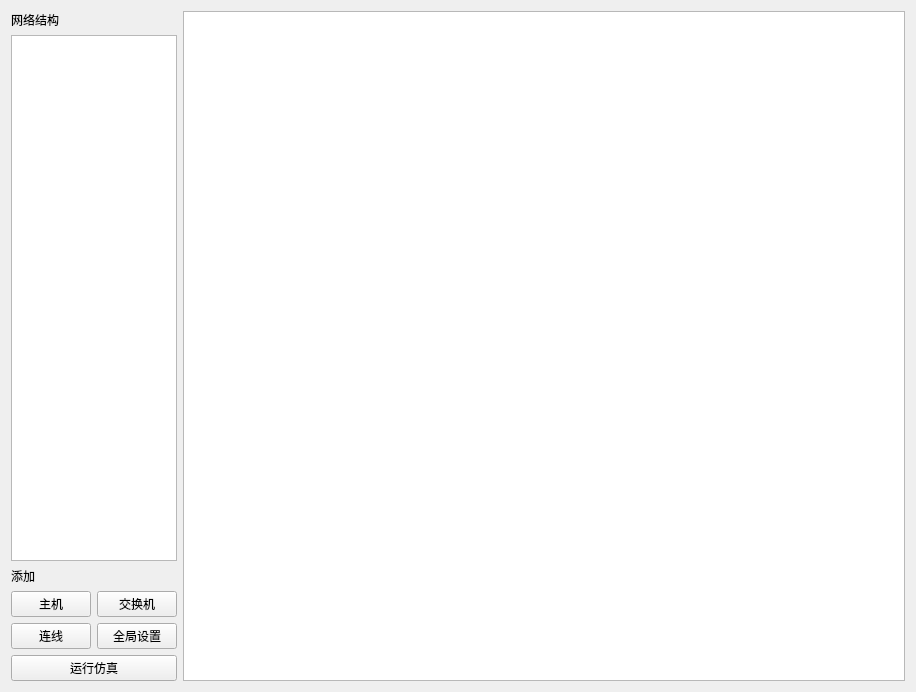
First picture: the form in UI/Network/network_editor.ui, repository tocods/jobSimQt, before the edit.
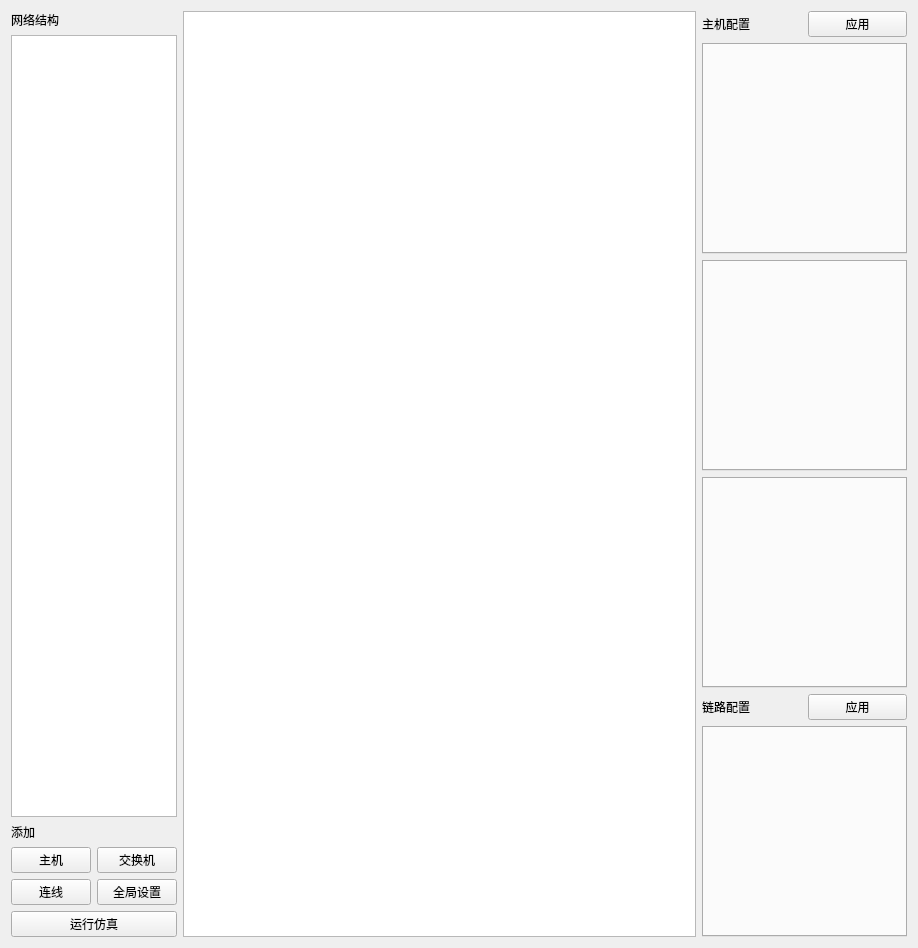
Second picture: the form after the edit. Icons and pictures are not drawn.

The edit to the form file:
```diff
--- a/UI/Network/network_editor.ui
+++ b/UI/Network/network_editor.ui
@@ -6,8 +6,8 @@
    <rect>
     <x>0</x>
     <y>0</y>
-    <width>916</width>
-    <height>692</height>
+    <width>918</width>
+    <height>948</height>
    </rect>
   </property>
   <property name="windowTitle">
@@ -15,7 +15,7 @@
   </property>
   <layout class="QHBoxLayout" name="horizontalLayout_3">
    <item>
-    <layout class="QHBoxLayout" name="horizontalLayout" stretch="1,5">
+    <layout class="QHBoxLayout" name="horizontalLayout" stretch="1,5,2">
      <item>
       <layout class="QVBoxLayout" name="verticalLayout_2">
        <item>
@@ -46,7 +46,7 @@
           </widget>
          </item>
          <item>
-          <layout class="QGridLayout" name="add" rowstretch="0,0,0,0">
+          <layout class="QGridLayout" name="add" rowstretch="0,0,0">
            <item row="2" column="1">
             <widget class="QPushButton" name="global_setting">
              <property name="text">
@@ -115,6 +115,58 @@
        </item>
       </layout>
      </item>
+     <item>
+      <layout class="QVBoxLayout" name="verticalLayout_5">
+       <item>
+        <layout class="QHBoxLayout" name="horizontalLayout_4">
+         <item>
+          <widget class="QLabel" name="label_3">
+           <property name="text">
+            <string>主机配置</string>
+           </property>
+          </widget>
+         </item>
+         <item>
+          <widget class="QPushButton" name="hostApply">
+           <property name="text">
+            <string>应用</string>
+           </property>
+          </widget>
+         </item>
+        </layout>
+       </item>
+       <item>
+        <widget class="QTabWidget" name="hostWuli"/>
+       </item>
+       <item>
+        <widget class="QTabWidget" name="hostXieyi"/>
+       </item>
+       <item>
+        <widget class="QTabWidget" name="hostZhongjian"/>
+       </item>
+       <item>
+        <layout class="QHBoxLayout" name="horizontalLayout_5">
+         <item>
+          <widget class="QLabel" name="label_5">
+           <property name="text">
+            <string>链路配置</string>
+           </property>
+          </widget>
+         </item>
+         <item>
+          <widget class="QPushButton" name="linkApple">
+           <property name="text">
+            <string>应用</string>
+           </property>
+          </widget>
+         </item>
+        </layout>
+       </item>
+       <item>
+        <widget class="QTabWidget" name="lianlu"/>
+       </item>
+      </layout>
+     </item>
     </layout>
    </item>
   </layout>
```
